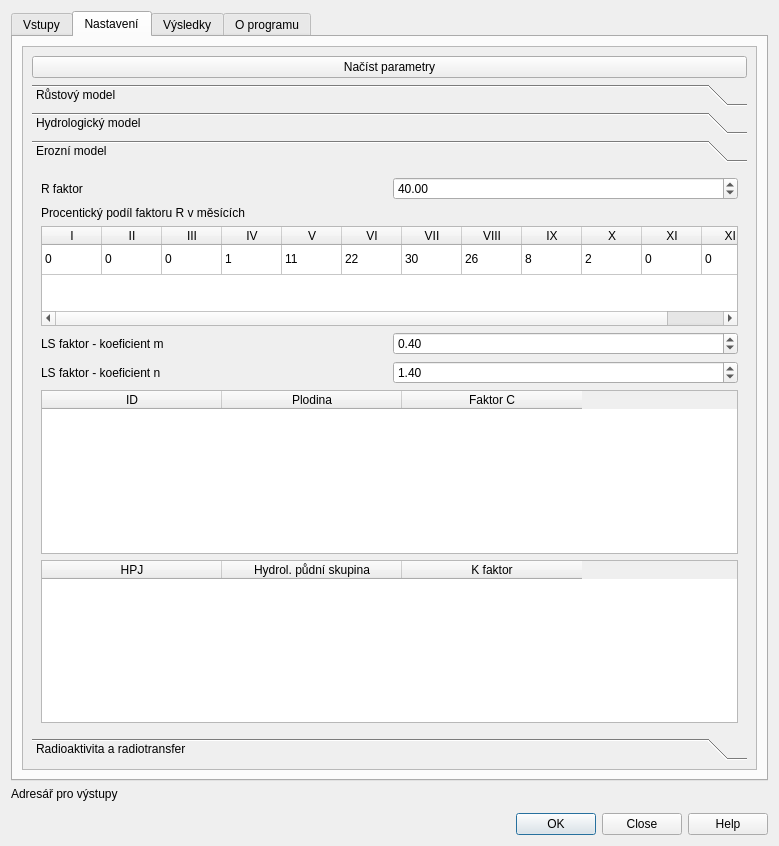
JakubBrom/RadAgro, file RadHydro_dialog_base.ui: the form before one commit.
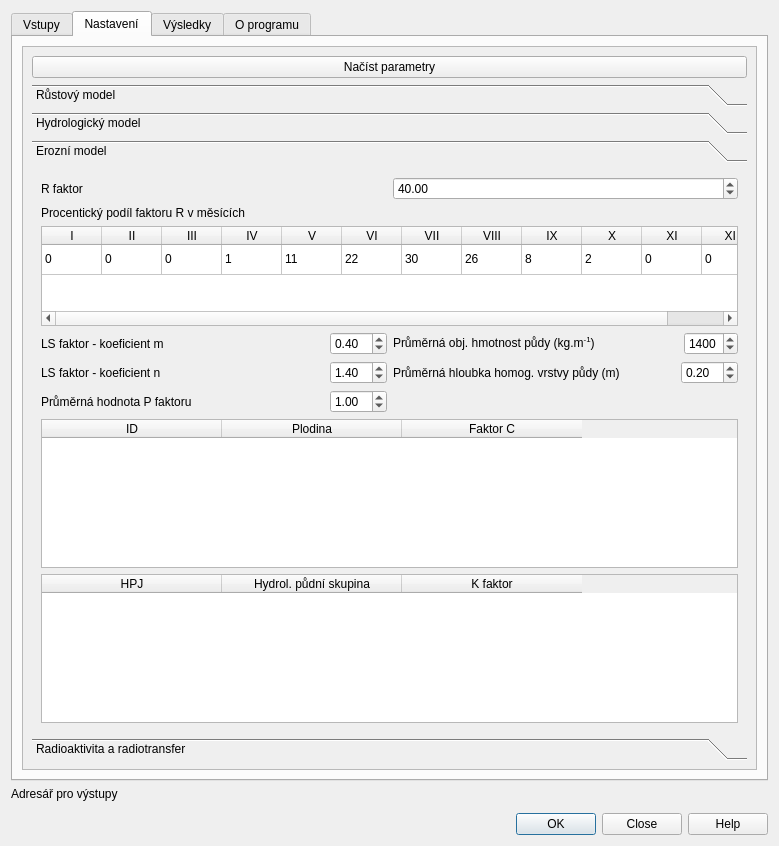
The form after the commit. The open tabs and pages were chosen to show the change. Custom widgets are drawn as their Qt base class.

Commit message: Calculation of soil erosion on basis of USLE was added, some chnges in UI,

```diff
--- a/RadHydro_dialog_base.ui
+++ b/RadHydro_dialog_base.ui
@@ -1358,14 +1358,14 @@
                <rect>
                 <x>0</x>
                 <y>0</y>
-                <width>261</width>
-                <height>487</height>
+                  <width>717</width>
+                  <height>534</height>
                </rect>
               </property>
               <attribute name="label">
                <string>Erozní model</string>
               </attribute>
-              <layout class="QGridLayout" name="gridLayout_39">
+                <layout class="QGridLayout" name="gridLayout_45">
                <item row="0" column="0">
                 <layout class="QGridLayout" name="gridLayout_34">
                  <item row="0" column="1">
@@ -1558,30 +1558,78 @@
                 </layout>
                </item>
                <item row="2" column="0">
-                <layout class="QGridLayout" name="gridLayout_36">
-                 <item row="1" column="0">
+                  <layout class="QGridLayout" name="gridLayout_44">
+                   <item row="0" column="0">
+                    <layout class="QGridLayout" name="gridLayout_30">
+                     <item row="0" column="0">
                   <widget class="QLabel" name="label_32">
                    <property name="text">
                     <string>LS faktor - koeficient m</string>
                    </property>
                   </widget>
                  </item>
-                 <item row="1" column="1">
+                     <item row="0" column="1">
                   <widget class="QgsDoubleSpinBox" name="sbox_LS_m">
+                       <property name="sizePolicy">
+                        <sizepolicy hsizetype="Fixed" vsizetype="Fixed">
+                         <horstretch>0</horstretch>
+                         <verstretch>0</verstretch>
+                        </sizepolicy>
+                       </property>
                    <property name="value">
                     <double>0.400000000000000</double>
                    </property>
                   </widget>
                  </item>
-                 <item row="3" column="0">
+                    </layout>
+                   </item>
+                   <item row="0" column="1">
+                    <layout class="QGridLayout" name="gridLayout_42">
+                     <item row="0" column="0">
+                      <widget class="QLabel" name="label_36">
+                       <property name="text">
+                        <string>&lt;html&gt;&lt;head/&gt;&lt;body&gt;&lt;p&gt;Průměrná obj. hmotnost půdy (kg.m&lt;span style=&quot; vertical-align:super;&quot;&gt;-1&lt;/span&gt;)&lt;/p&gt;&lt;/body&gt;&lt;/html&gt;</string>
+                       </property>
+                      </widget>
+                     </item>
+                     <item row="0" column="1">
+                      <widget class="QgsDoubleSpinBox" name="sbox_vol_soil">
+                       <property name="sizePolicy">
+                        <sizepolicy hsizetype="Fixed" vsizetype="Preferred">
+                         <horstretch>0</horstretch>
+                         <verstretch>0</verstretch>
+                        </sizepolicy>
+                       </property>
+                       <property name="decimals">
+                        <number>0</number>
+                       </property>
+                       <property name="maximum">
+                        <double>4000.000000000000000</double>
+                       </property>
+                       <property name="value">
+                        <double>1400.000000000000000</double>
+                       </property>
+                      </widget>
+                     </item>
+                    </layout>
+                   </item>
+                   <item row="1" column="0">
+                    <layout class="QGridLayout" name="gridLayout_36">
+                     <item row="0" column="0">
                   <widget class="QLabel" name="label_33">
                    <property name="text">
                     <string>LS faktor - koeficient n</string>
                    </property>
                   </widget>
                  </item>
-                 <item row="3" column="1">
+                     <item row="0" column="1">
                   <widget class="QgsDoubleSpinBox" name="sbox_LS_n">
+                       <property name="sizePolicy">
+                        <sizepolicy hsizetype="Fixed" vsizetype="Fixed">
+                         <horstretch>0</horstretch>
+                         <verstretch>0</verstretch>
+                        </sizepolicy>
+                       </property>
                    <property name="value">
                     <double>1.400000000000000</double>
                    </property>
@@ -1589,6 +1637,69 @@
                  </item>
                 </layout>
                </item>
+                   <item row="1" column="1" rowspan="2">
+                    <layout class="QGridLayout" name="gridLayout_43">
+                     <item row="0" column="0">
+                      <widget class="QLabel" name="label_37">
+                       <property name="text">
+                        <string>Průměrná hloubka homog. vrstvy půdy (m)</string>
+                       </property>
+                      </widget>
+                     </item>
+                     <item row="0" column="1">
+                      <widget class="QgsDoubleSpinBox" name="sbox_soil_depth">
+                       <property name="sizePolicy">
+                        <sizepolicy hsizetype="Fixed" vsizetype="Fixed">
+                         <horstretch>0</horstretch>
+                         <verstretch>0</verstretch>
+                        </sizepolicy>
+                       </property>
+                       <property name="value">
+                        <double>0.200000000000000</double>
+                       </property>
+                      </widget>
+                     </item>
+                     <item row="1" column="0">
+                      <spacer name="verticalSpacer_8">
+                       <property name="orientation">
+                        <enum>Qt::Vertical</enum>
+                       </property>
+                       <property name="sizeHint" stdset="0">
+                        <size>
+                         <width>20</width>
+                         <height>40</height>
+                        </size>
+                       </property>
+                      </spacer>
+                     </item>
+                    </layout>
+                   </item>
+                   <item row="2" column="0">
+                    <layout class="QGridLayout" name="gridLayout_39">
+                     <item row="0" column="0">
+                      <widget class="QLabel" name="label_35">
+                       <property name="text">
+                        <string>Průměrná hodnota P faktoru</string>
+                       </property>
+                      </widget>
+                     </item>
+                     <item row="0" column="1">
+                      <widget class="QgsDoubleSpinBox" name="sbox_P_fact">
+                       <property name="sizePolicy">
+                        <sizepolicy hsizetype="Fixed" vsizetype="Fixed">
+                         <horstretch>0</horstretch>
+                         <verstretch>0</verstretch>
+                        </sizepolicy>
+                       </property>
+                       <property name="value">
+                        <double>1.000000000000000</double>
+                       </property>
+                      </widget>
+                     </item>
+                    </layout>
+                   </item>
+                  </layout>
+                 </item>
                <item row="3" column="0">
                 <widget class="QTableWidget" name="tw_C_factor">
                  <property name="sizePolicy">
@@ -1641,7 +1752,7 @@
                <item row="4" column="0">
                 <widget class="QTableWidget" name="tw_HPJ_params">
                  <property name="sizePolicy">
-                  <sizepolicy hsizetype="Preferred" vsizetype="MinimumExpanding">
+                    <sizepolicy hsizetype="Preferred" vsizetype="Expanding">
                    <horstretch>0</horstretch>
                    <verstretch>0</verstretch>
                   </sizepolicy>
```
Left out of the diff: 67 changed lines with no effect on the pictures. Lines whose indentation alone changed are shown as unchanged. The commit also changes 9 other files.
